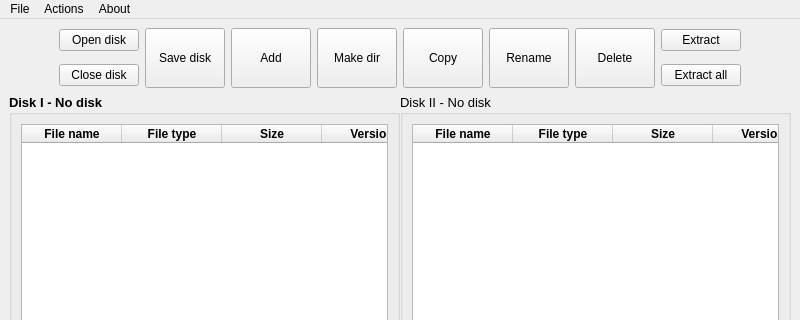
Bs0Dd/GRiDISKCOM, file dialogs/mainwindow.ui: the form before one commit; both pictures show x 0 to 800 and y 0 to 320 of the 800 by 600 pixel window.
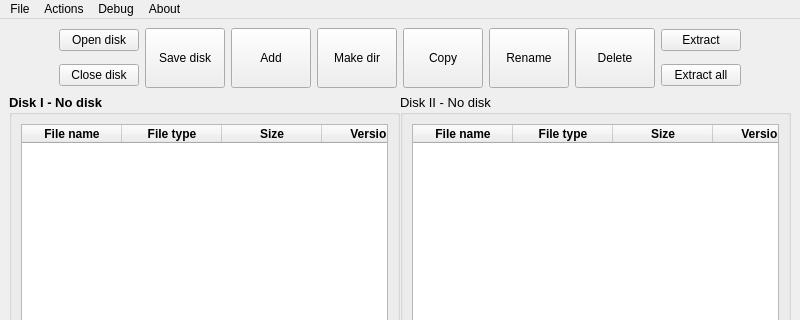
The form after the commit. Icons and pictures are not drawn.

Diff of the .ui file:
```diff
--- a/dialogs/mainwindow.ui
+++ b/dialogs/mainwindow.ui
@@ -18,9 +18,7 @@
    </size>
   </property>
   <property name="font">
-   <font>
-    <family>Arial</family>
-   </font>
+   <font/>
   </property>
   <property name="acceptDrops">
    <bool>true</bool>
@@ -512,7 +510,7 @@
      <x>0</x>
      <y>0</y>
      <width>800</width>
-     <height>23</height>
+     <height>19</height>
     </rect>
    </property>
    <widget class="QMenu" name="menuFile">
@@ -550,8 +548,15 @@
     </property>
     <addaction name="actionAbout"/>
    </widget>
+   <widget class="QMenu" name="menuDebug">
+    <property name="title">
+     <string>Debug</string>
+    </property>
+    <addaction name="actionDebtrace"/>
+   </widget>
    <addaction name="menuFile"/>
    <addaction name="menuSettings"/>
+   <addaction name="menuDebug"/>
    <addaction name="menuHelp"/>
   </widget>
   <action name="actionOpen">
```
Left out of the diff: 87 changed lines with no effect on the pictures.
